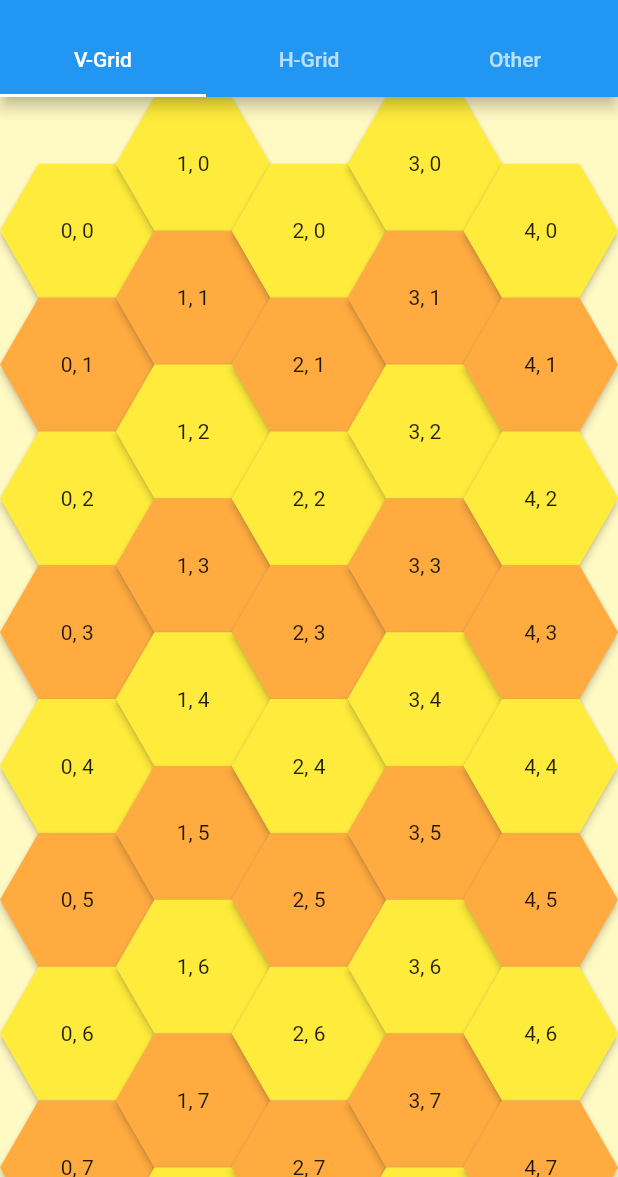
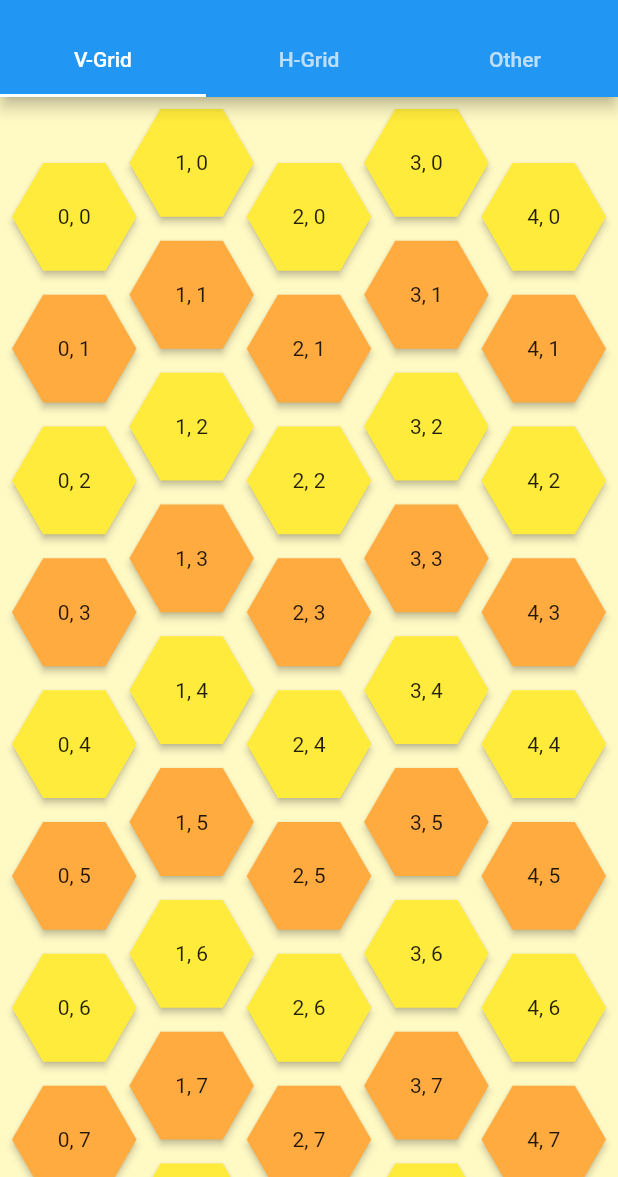
Before and after one commit to orlikraf/flutter-hexagon, a Flutter app: the screen it shows after launch, on a phone screen of 412 x 824 dp, the part 59-1236 px from its top. Run offline on Flutter 3.47's test engine with Material 2 defaults, Android fonts, the phone set to English and light mode, and no system bars.

Commit message:
example/: [add] usage of hexagonPadding

```diff
--- a/example/lib/main.dart
+++ b/example/lib/main.dart
@@ -63,6 +63,7 @@ class MyHomePage extends StatelessWidget {
         color: Colors.black54,
         columns: 9,
         rows: 4,
+        hexagonPadding: EdgeInsets.all(8.0),
         buildHexagon: (col, row) => row.isOdd && col.isOdd
             ? null
             : HexagonWidget.template(
@@ -83,6 +84,7 @@ class MyHomePage extends StatelessWidget {
             color: Colors.yellow.shade100,
             columns: 5,
             rows: 10,
+            hexagonPadding: EdgeInsets.all(8.0),
             buildHexagon: (col, row) => HexagonWidget.template(
               color: row.isEven ? Colors.yellow : Colors.orangeAccent,
               elevation: 2,
```
